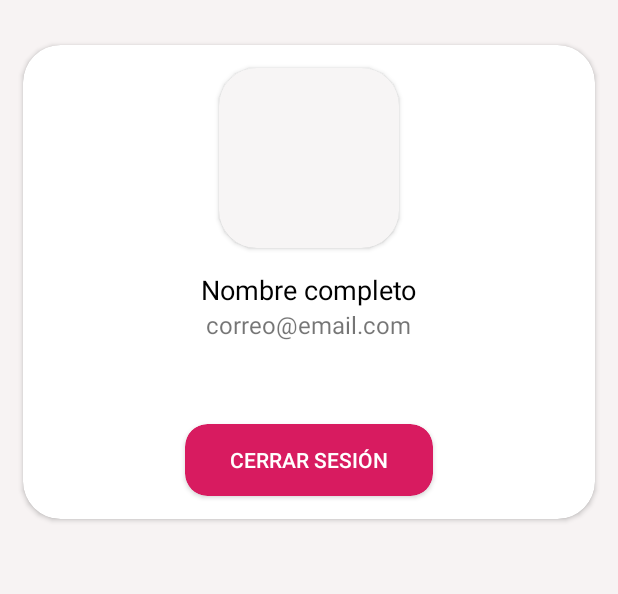
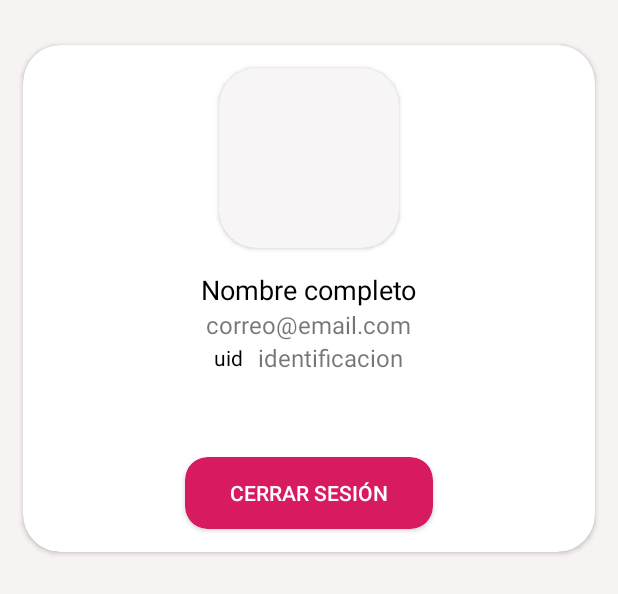
Before and after one commit to CrissAlvarezH/LoginWithGoogleAndFacebookDemo, an Android app: the layout activity_user_data.xml on its own in the app's theme, with its tools: preview values and no code run, on a phone screen of 412 x 824 dp. Shown: the top 594 px of the screen. Run offline under Robolectric (Android 15) with nearby library versions, the phone set to English and light mode, and no system bars.

Commit message:
Set data in UserDataActivity from user loged

```diff
--- a/app/src/main/java/com/dev/cristian/alvarez/loginwithgoogleandfacebookdemo/LoginActivity.kt
+++ b/app/src/main/java/com/dev/cristian/alvarez/loginwithgoogleandfacebookdemo/LoginActivity.kt
@@ -57,6 +57,12 @@ class LoginActivity : AppCompatActivity() {
                     Log.v("login_activity", "User: Id: ${ user?.uid } name: ${user?.displayName}, email: ${user?.email}")
 
                     Toast.makeText(this, "Login completado", Toast.LENGTH_SHORT).show()
+
+                    startActivity(
+                        Intent(this@LoginActivity, UserDataActivity::class.java)
+                    )
+
+                    finish()
                 } else {
                     task.exception?.printStackTrace()
                     Log.e("login_activity", "Error en login ${ task.exception?.message }")
--- a/app/src/main/res/layout/activity_user_data.xml
+++ b/app/src/main/res/layout/activity_user_data.xml
@@ -52,6 +52,28 @@
                 android:text="correo@email.com"
                 android:textSize="16sp" />
 
+            <LinearLayout
+                android:gravity="center"
+                android:orientation="horizontal"
+                android:layout_width="match_parent"
+                android:layout_height="wrap_content">
+
+                <TextView
+                    android:layout_marginRight="10dp"
+                    android:textColor="@android:color/black"
+                    android:text="uid"
+                    android:layout_width="wrap_content"
+                    android:layout_height="wrap_content"/>
+
+                <TextView
+                    android:id="@+id/txt_uid_user"
+                    android:layout_width="wrap_content"
+                    android:layout_height="wrap_content"
+                    android:text="identificacion"
+                    android:textSize="16sp" />
+
+            </LinearLayout>
+¿
             <androidx.cardview.widget.CardView
                 android:layout_width="wrap_content"
                 android:layout_height="wrap_content"
@@ -67,6 +89,7 @@
                     style="@style/Widget.AppCompat.Button.Borderless"
                     android:layout_width="wrap_content"
                     android:layout_height="wrap_content"
+                    android:onClick="onClickBtnLogout"
                     android:paddingLeft="30dp"
                     android:paddingRight="30dp"
                     android:text="Cerrar sesión"
```
Also changed, not shown: app/src/main/java/com/dev/cristian/alvarez/loginwithgoogleandfacebookdemo/UserDataActivity.kt (+38 -3 lines).
